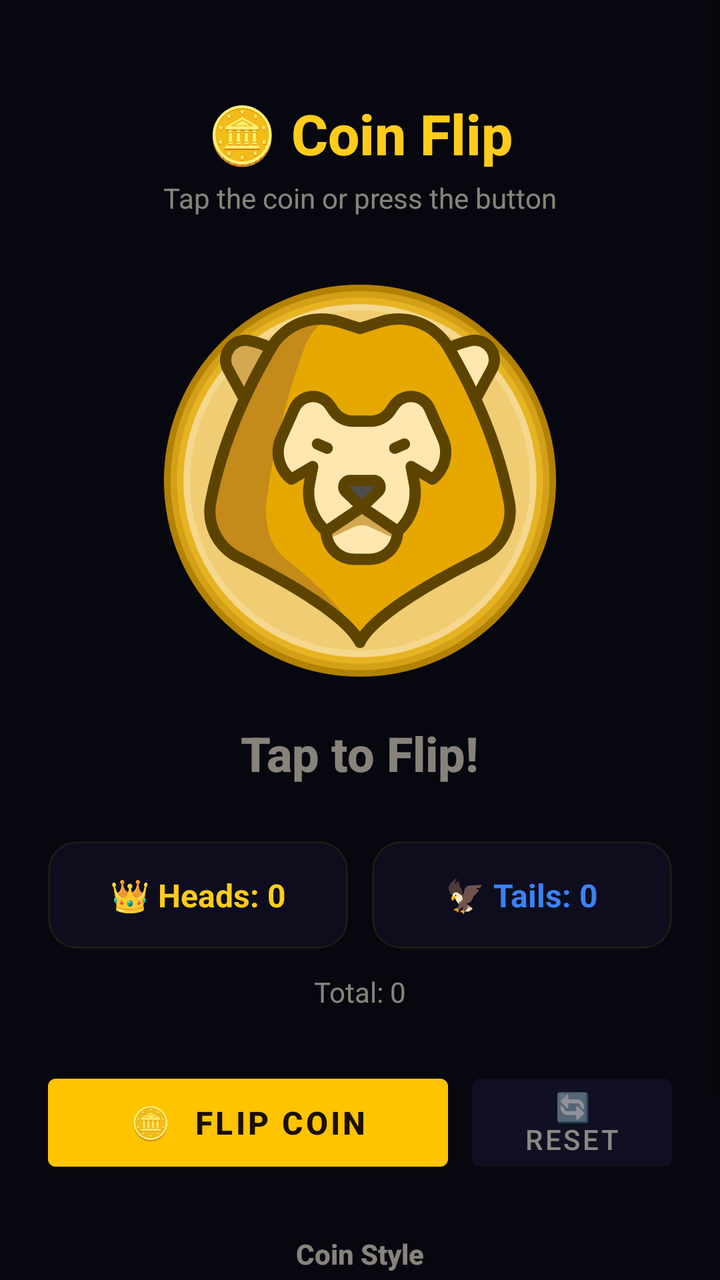
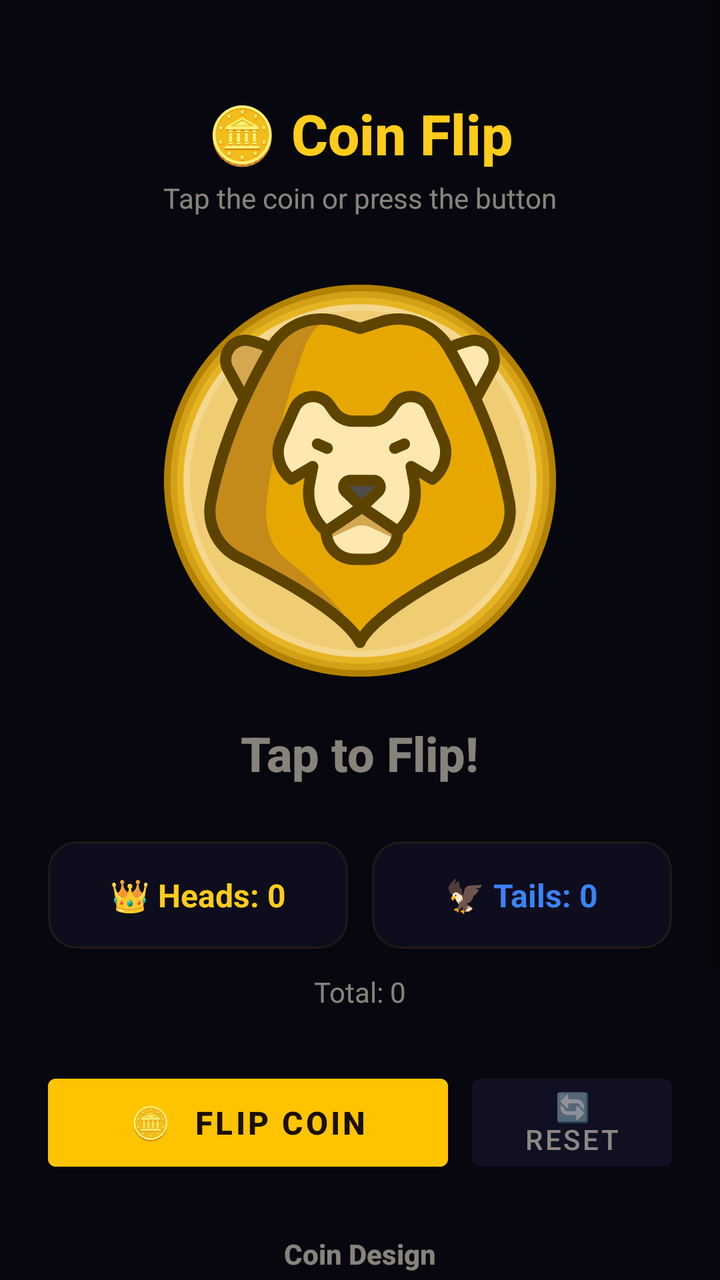

The first picture is an Android layout as it rendered before a commit; the second is the same layout after the commit. The layout source and the unified diff follow.
<!-- AndroidManifest.xml: activity theme Theme.CoinFlip -->
<!-- res/layout/activity_main.xml -->
<?xml version="1.0" encoding="utf-8"?>
<ScrollView xmlns:android="http://schemas.android.com/apk/res/android"
    android:layout_width="match_parent"
    android:layout_height="match_parent"
    android:background="@color/bg_primary"
    android:fillViewport="true">

    <LinearLayout
        android:layout_width="match_parent"
        android:layout_height="wrap_content"
        android:orientation="vertical"
        android:gravity="center_horizontal"
        android:padding="24dp">

        
        <TextView
            android:layout_width="wrap_content"
            android:layout_height="wrap_content"
            android:layout_marginTop="24dp"
            android:text="🪙 Coin Flip"
            android:textSize="28sp"
            android:textStyle="bold"
            android:textColor="@color/gold_400"
            android:fontFamily="sans-serif-medium" />

        <TextView
            android:id="@+id/instructionText"
            android:layout_width="wrap_content"
            android:layout_height="wrap_content"
            android:layout_marginTop="4dp"
            android:text="@string/tap_coin_instruction"
            android:textSize="14sp"
            android:textColor="@color/text_secondary"
            android:visibility="visible" />

        
        <ImageView
            android:id="@+id/coinImageMain"
            android:layout_width="200dp"
            android:layout_height="200dp"
            android:layout_marginTop="32dp"
            android:src="@drawable/coin_heads"
            android:scaleType="fitCenter"
            android:clickable="true"
            android:focusable="true"
            android:contentDescription="@string/coin_description" />

        
        <TextView
            android:id="@+id/resultTextMain"
            android:layout_width="wrap_content"
            android:layout_height="wrap_content"
            android:layout_marginTop="20dp"
            android:text="@string/tap_to_flip"
            android:textSize="24sp"
            android:textStyle="bold"
            android:textColor="@color/text_secondary"
            android:fontFamily="sans-serif-medium" />

        
        <TextView
            android:id="@+id/streakTextMain"
            android:layout_width="wrap_content"
            android:layout_height="wrap_content"
            android:layout_marginTop="8dp"
            android:textSize="16sp"
            android:textColor="@color/gold_300"
            android:visibility="gone" />

        
        <LinearLayout
            android:layout_width="match_parent"
            android:layout_height="wrap_content"
            android:layout_marginTop="28dp"
            android:orientation="horizontal"
            android:gravity="center">

            
            <LinearLayout
                android:layout_width="0dp"
                android:layout_height="wrap_content"
                android:layout_weight="1"
                android:orientation="vertical"
                android:gravity="center"
                android:background="@drawable/stat_card_background"
                android:padding="16dp"
                android:layout_marginEnd="6dp">

                <TextView
                    android:id="@+id/headsCountMain"
                    android:layout_width="wrap_content"
                    android:layout_height="wrap_content"
                    android:text="👑 Heads: 0"
                    android:textSize="16sp"
                    android:textColor="@color/gold_400"
                    android:textStyle="bold" />
            </LinearLayout>

            
            <LinearLayout
                android:layout_width="0dp"
                android:layout_height="wrap_content"
                android:layout_weight="1"
                android:orientation="vertical"
                android:gravity="center"
                android:background="@drawable/stat_card_background"
                android:padding="16dp"
                android:layout_marginStart="6dp">

                <TextView
                    android:id="@+id/tailsCountMain"
                    android:layout_width="wrap_content"
                    android:layout_height="wrap_content"
                    android:text="🦅 Tails: 0"
                    android:textSize="16sp"
                    android:textColor="@color/blue_glow"
                    android:textStyle="bold" />
            </LinearLayout>
        </LinearLayout>

        
        <TextView
            android:id="@+id/totalCountMain"
            android:layout_width="wrap_content"
            android:layout_height="wrap_content"
            android:layout_marginTop="12dp"
            android:text="Total: 0"
            android:textSize="14sp"
            android:textColor="@color/text_secondary" />

        
        <LinearLayout
            android:layout_width="match_parent"
            android:layout_height="wrap_content"
            android:layout_marginTop="28dp"
            android:orientation="horizontal"
            android:gravity="center">

            <Button
                android:id="@+id/flipButtonMain"
                android:layout_width="0dp"
                android:layout_height="56dp"
                android:layout_weight="2"
                android:layout_marginEnd="6dp"
                android:text="🪙  Flip Coin"
                android:textSize="16sp"
                android:textStyle="bold"
                android:textColor="#1a0f00"
                android:backgroundTint="@color/gold_500"
                android:fontFamily="sans-serif-medium" />

            <Button
                android:id="@+id/resetButtonMain"
                android:layout_width="0dp"
                android:layout_height="56dp"
                android:layout_weight="1"
                android:layout_marginStart="6dp"
                android:text="🔄 Reset"
                android:textSize="14sp"
                android:textColor="@color/text_secondary"
                android:backgroundTint="@color/bg_card"
                android:fontFamily="sans-serif-medium" />
        </LinearLayout>

        
        <TextView
            android:layout_width="wrap_content"
            android:layout_height="wrap_content"
            android:layout_marginTop="28dp"
            android:text="@string/coin_style_label"
            android:textSize="14sp"
            android:textStyle="bold"
            android:textColor="@color/text_secondary"
            android:fontFamily="sans-serif-medium" />

        <RadioGroup
            android:id="@+id/coinStyleGroup"
            android:layout_width="match_parent"
            android:layout_height="wrap_content"
            android:layout_marginTop="8dp"
            android:orientation="horizontal"
            android:gravity="center">

            <RadioButton
                android:id="@+id/radioDefaultCoin"
                android:layout_width="0dp"
                android:layout_height="48dp"
                android:layout_weight="1"
                android:layout_marginEnd="4dp"
                android:text="@string/coin_style_default"
                android:textSize="12sp"
                android:textColor="@color/text_primary"
                android:buttonTint="@color/gold_400"
                android:background="@drawable/stat_card_background"
                android:gravity="center"
                android:checked="true" />

            <RadioButton
                android:id="@+id/radioNothingCoin"
                android:layout_width="0dp"
                android:layout_height="48dp"
                android:layout_weight="1"
                android:layout_marginStart="2dp"
                android:layout_marginEnd="2dp"
                android:text="@string/coin_style_nothing"
                android:textSize="12sp"
                android:textColor="@color/text_primary"
                android:buttonTint="@color/dark_grey"
                android:background="@drawable/stat_card_background"
                android:gravity="center" />

            <RadioButton
                android:id="@+id/radioNothingLucentCoin"
                android:layout_width="0dp"
                android:layout_height="48dp"
                android:layout_weight="1"
                android:layout_marginStart="4dp"
                android:text="@string/coin_style_nothing_lucent"
                android:textSize="12sp"
                android:textColor="@color/text_primary"
                android:buttonTint="@color/text_secondary"
                android:background="@drawable/stat_card_background"
                android:gravity="center" />

        </RadioGroup>

        
        <View
            android:layout_width="1dp"
            android:layout_height="32dp" />

    </LinearLayout>
</ScrollView>
<!-- resources referenced by this layout -->
<resources>
  <color name="bg_card">#A6121226</color>
  <color name="bg_primary">#FF07070F</color>
  <color name="blue_glow">#FF3B82F6</color>
  <color name="dark_grey">#FF808080</color>
  <color name="gold_300">#FFFFD84D</color>
  <color name="gold_400">#FFFFCC1A</color>
  <color name="gold_500">#FFFFC400</color>
  <color name="text_primary">#FFF0EAD6</color>
  <color name="text_secondary">#8CF0EAD6</color>
  <!-- drawable coin_heads: vector/xml drawable (drawable, 9357 chars, omitted) -->
  <!-- drawable stat_card_background (drawable) -->
  <?xml version="1.0" encoding="utf-8"?>
  <shape xmlns:android="http://schemas.android.com/apk/res/android"
      android:shape="rectangle">
      <corners android:radius="14dp" />
      <solid android:color="#A6121226" />
      <stroke
          android:width="1dp"
          android:color="#15FFD700" />
  </shape>
  <string name="coin_description">Coin</string>
  <string name="coin_style_default">Default</string>
  <string name="coin_style_label">Coin Style</string>
  <string name="coin_style_nothing">Nothing</string>
  <string name="coin_style_nothing_lucent">Lucent</string>
  <string name="tap_coin_instruction">Tap the coin or press the button</string>
  <string name="tap_to_flip">Tap to Flip!</string>
  <style name="Theme.CoinFlip" parent="Theme.MaterialComponents.DayNight.NoActionBar">
          <item name="colorPrimary">@color/gold_500</item>
          <item name="colorPrimaryVariant">@color/gold_700</item>
          <item name="colorOnPrimary">@color/gold_900</item>
          <item name="colorSecondary">@color/blue_glow</item>
          <item name="colorSecondaryVariant">@color/blue_glow</item>
          <item name="colorOnSecondary">@color/text_primary</item>
          <item name="android:colorBackground">@color/bg_primary</item>
          <item name="colorSurface">@color/bg_secondary</item>
          <item name="colorOnSurface">@color/text_primary</item>
          <item name="android:statusBarColor">@color/status_bar</item>
          <item name="android:navigationBarColor">@color/navigation_bar</item>
          <item name="android:windowLightStatusBar">false</item>
      </style>
  <color name="gold_700">#FFB38200</color>
  <color name="gold_900">#FF4D3700</color>
  <color name="bg_secondary">#FF0E0E1E</color>
  <color name="status_bar">#FF07070F</color>
  <color name="navigation_bar">#FF07070F</color>
</resources>

<!-- the commit's change to res/layout/activity_main.xml (unified diff, before → after) -->
@@ -210,15 +210,77 @@
                 android:gravity="center" />
 
             <RadioButton
-                android:id="@+id/radioNothingLucentCoin"
+                android:id="@+id/radioNothingGlassCoin"
                 android:layout_width="0dp"
                 android:layout_height="48dp"
                 android:layout_weight="1"
                 android:layout_marginStart="4dp"
-                android:text="@string/coin_style_nothing_lucent"
+                android:text="@string/coin_style_nothing_glass"
                 android:textSize="12sp"
                 android:textColor="@color/text_primary"
+                android:buttonTint="@color/blue_glow"
+                android:background="@drawable/stat_card_background"
+                android:gravity="center" />
+
+        </RadioGroup>
+
+        
+        <TextView
+            android:layout_width="wrap_content"
+            android:layout_height="wrap_content"
+            android:layout_marginTop="20dp"
+            android:text="@string/widget_frame_label"
+            android:textSize="14sp"
+            android:textStyle="bold"
+            android:textColor="@color/text_secondary"
+            android:fontFamily="sans-serif-medium" />
+
+        <RadioGroup
+            android:id="@+id/widgetFrameGroup"
+            android:layout_width="match_parent"
+            android:layout_height="wrap_content"
+            android:layout_marginTop="8dp"
+            android:orientation="horizontal"
+            android:gravity="center">
+
+            <RadioButton
+                android:id="@+id/radioFrameSolid"
+                android:layout_width="0dp"
+                android:layout_height="48dp"
+                android:layout_weight="1"
+                android:layout_marginEnd="4dp"
+                android:text="@string/widget_frame_solid"
+                android:textSize="11sp"
+                android:textColor="@color/text_primary"
+                android:buttonTint="@color/dark_grey"
+                android:background="@drawable/stat_card_background"
+                android:gravity="center" />
+
+            <RadioButton
+                android:id="@+id/radioFrameLucent"
+                android:layout_width="0dp"
+                android:layout_height="48dp"
+                android:layout_weight="1"
+                android:layout_marginStart="2dp"
+                android:layout_marginEnd="2dp"
+                android:text="@string/widget_frame_lucent"
+                android:textSize="11sp"
+                android:textColor="@color/text_primary"
                 android:buttonTint="@color/text_secondary"
+                android:background="@drawable/stat_card_background"
+                android:gravity="center"
+                android:checked="true" />
+
+            <RadioButton
+                android:id="@+id/radioFrameDial"
+                android:layout_width="0dp"
+                android:layout_height="48dp"
+                android:layout_weight="1"
+                android:layout_marginStart="4dp"
+                android:text="@string/widget_frame_dial"
+                android:textSize="11sp"
+                android:textColor="@color/text_primary"
+                android:buttonTint="@color/rose_glow"
                 android:background="@drawable/stat_card_background"
                 android:gravity="center" />
 
<!-- resource entries referenced after the edit -->
@@ -7,6 +7,7 @@
   <color name="gold_300">#FFFFD84D</color>
   <color name="gold_400">#FFFFCC1A</color>
   <color name="gold_500">#FFFFC400</color>
+  <color name="rose_glow">#FFF43F5E</color>
   <color name="text_primary">#FFF0EAD6</color>
   <color name="text_secondary">#8CF0EAD6</color>
   <!-- drawable coin_heads: vector/xml drawable (drawable, 9357 chars, omitted) -->
@@ -22,11 +23,15 @@
   </shape>
   <string name="coin_description">Coin</string>
   <string name="coin_style_default">Default</string>
-  <string name="coin_style_label">Coin Style</string>
-  <string name="coin_style_nothing">Nothing</string>
-  <string name="coin_style_nothing_lucent">Lucent</string>
+  <string name="coin_style_label">Coin Design</string>
+  <string name="coin_style_nothing">Solid</string>
+  <string name="coin_style_nothing_glass">Glass</string>
   <string name="tap_coin_instruction">Tap the coin or press the button</string>
   <string name="tap_to_flip">Tap to Flip!</string>
+  <string name="widget_frame_dial">Dial</string>
+  <string name="widget_frame_label">Widget Frame</string>
+  <string name="widget_frame_lucent">Lucent Card</string>
+  <string name="widget_frame_solid">Solid Card</string>
   <style name="Theme.CoinFlip" parent="Theme.MaterialComponents.DayNight.NoActionBar">
           <item name="colorPrimary">@color/gold_500</item>
           <item name="colorPrimaryVariant">@color/gold_700</item>
